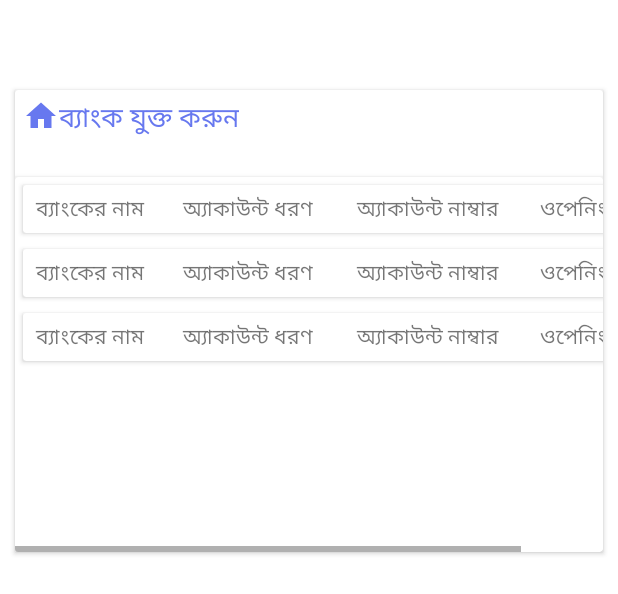
After one commit to msrkms/OStore, an Android app: the layout fragment_add_bank_see_balance.xml on its own in the app's theme, with its tools: preview values and no code run, on a phone screen of 412 x 824 dp. The commit adds this screen. Shown: the top 594 px of the screen. Run offline under Robolectric (Android 15) with nearby library versions, the phone set to English and light mode, and no system bars.

Commit message:
fragment AddBank and SeeBalance UI Completed!!! used some local arraylist to show data in recyclerView and for spinner

```diff
--- a/app/src/main/java/com/atlassoftwarepark/ostore/AdminDashboard.java
+++ b/app/src/main/java/com/atlassoftwarepark/ostore/AdminDashboard.java
@@ -173,6 +173,10 @@ public class AdminDashboard extends AppCompatActivity implements AdapterView.OnI
             case R.id.nav_borrow:
                 getSupportFragmentManager().beginTransaction().replace(R.id.fragmentContainer,new LoanFragment()).commit();
                 break;
+
+            case R.id.nav_bank:
+                getSupportFragmentManager().beginTransaction().replace(R.id.fragmentContainer,new AddBankSeeBalanceFragment()).commit();
+                break;
         }
         drawerLayoutDashboard.closeDrawer(GravityCompat.START);
         return true;
--- /dev/null
+++ b/app/src/main/res/drawable/ic_baseline_home_24.xml
@@ -0,0 +1,10 @@
+<vector xmlns:android="http://schemas.android.com/apk/res/android"
+    android:width="24dp"
+    android:height="24dp"
+    android:viewportWidth="24"
+    android:viewportHeight="24"
+    android:tint="@color/colorPrimary">
+  <path
+      android:fillColor="@android:color/white"
+      android:pathData="M10,20v-6h4v6h5v-8h3L12,3 2,12h3v8z"/>
+</vector>
--- /dev/null
+++ b/app/src/main/res/layout/fragment_add_bank_see_balance.xml
@@ -0,0 +1,86 @@
+<?xml version="1.0" encoding="utf-8"?>
+<ScrollView xmlns:android="http://schemas.android.com/apk/res/android"
+    xmlns:app="http://schemas.android.com/apk/res-auto"
+    xmlns:tools="http://schemas.android.com/tools"
+    android:layout_width="match_parent"
+    android:layout_height="match_parent"
+    tools:context=".AddBankSeeBalanceFragment">
+
+    <androidx.constraintlayout.widget.ConstraintLayout
+        android:id="@+id/container"
+        android:layout_width="match_parent"
+        android:layout_height="match_parent"
+        android:layout_marginTop="50dp">
+
+        <androidx.cardview.widget.CardView
+            android:layout_width="match_parent"
+            android:layout_height="wrap_content"
+            android:layout_margin="10dp"
+            app:layout_constraintBottom_toBottomOf="parent"
+            app:layout_constraintEnd_toEndOf="parent"
+            app:layout_constraintHorizontal_bias="0.473"
+            app:layout_constraintStart_toStartOf="parent"
+            app:layout_constraintTop_toTopOf="parent"
+            app:layout_constraintVertical_bias="0.15">
+
+            <LinearLayout
+                android:layout_width="match_parent"
+                android:layout_height="wrap_content"
+                android:orientation="vertical"
+                tools:layout_editor_absoluteX="13dp"
+                tools:layout_editor_absoluteY="58dp">
+
+                <LinearLayout
+                    android:id="@+id/layoutAddBankBalance"
+                    android:layout_width="match_parent"
+                    android:layout_height="wrap_content"
+                    android:orientation="horizontal"
+                    android:padding="5dp">
+
+                    <ImageView
+                        android:layout_width="wrap_content"
+                        android:layout_height="wrap_content"
+                        android:src="@drawable/ic_baseline_home_24" />
+
+                    <com.google.android.material.textview.MaterialTextView
+                        android:id="@+id/textViewAddBorrow"
+                        android:layout_width="wrap_content"
+                        android:layout_height="wrap_content"
+                        android:text="@string/addBank"
+                        android:textColor="@color/colorPrimary"
+                        android:textSize="18sp" />
+
+                </LinearLayout>
+
+
+                <androidx.cardview.widget.CardView
+                    android:layout_width="match_parent"
+                    android:layout_height="wrap_content"
+                    android:layout_marginTop="20dp">
+
+                    <HorizontalScrollView
+                        android:layout_width="match_parent"
+                        android:layout_height="wrap_content">
+
+                        <androidx.recyclerview.widget.RecyclerView
+
+                            android:id="@+id/recyclerBankBalance"
+                            android:layout_width="match_parent"
+                            android:layout_height="250dp"
+                            tools:listitem="@layout/see_bank_balance_custom_list" />
+
+
+                    </HorizontalScrollView>
+
+
+                </androidx.cardview.widget.CardView>
+
+
+            </LinearLayout>
+
+
+        </androidx.cardview.widget.CardView>
+
+    </androidx.constraintlayout.widget.ConstraintLayout>
+
+</ScrollView>
--- /dev/null
+++ b/app/src/main/res/layout/see_bank_balance_custom_list.xml
@@ -0,0 +1,61 @@
+<?xml version="1.0" encoding="utf-8"?>
+<androidx.constraintlayout.widget.ConstraintLayout xmlns:android="http://schemas.android.com/apk/res/android"
+    android:layout_width="match_parent"
+    android:layout_height="wrap_content"
+    xmlns:app="http://schemas.android.com/apk/res-auto">
+
+    <androidx.cardview.widget.CardView
+
+        android:layout_width="match_parent"
+        android:layout_height="wrap_content"
+        android:layout_margin="5dp"
+        android:layout_marginStart="4dp"
+        app:layout_constraintBottom_toBottomOf="parent"
+        app:layout_constraintStart_toStartOf="parent"
+        app:layout_constraintTop_toTopOf="parent"
+        app:layout_constraintVertical_bias="0.084">
+
+        <LinearLayout
+            android:layout_width="match_parent"
+            android:layout_height="wrap_content"
+            android:orientation="horizontal"
+            android:gravity="center_horizontal"
+            >
+
+            <TextView
+                android:id="@+id/bankName"
+                android:padding="5dp"
+                android:layout_width="90dp"
+                android:layout_height="wrap_content"
+                android:gravity="center"
+                android:text="@string/bankName"/>
+            <TextView
+                android:id="@+id/accType"
+                android:padding="5dp"
+                android:layout_width="120dp"
+                android:layout_height="wrap_content"
+                android:gravity="center"
+                android:text="@string/accountType"/>
+            <TextView
+                android:id="@+id/accNumber"
+                android:padding="5dp"
+                android:layout_width="120dp"
+                android:layout_height="wrap_content"
+                android:gravity="center"
+                android:text="@string/accountNumber"/>
+            <TextView
+                android:id="@+id/openingBalance"
+                android:padding="5dp"
+                android:layout_width="120dp"
+                android:layout_height="wrap_content"
+                android:gravity="center"
+                android:text="@string/openingBalance"/>
+
+
+
+        </LinearLayout>
+
+
+    </androidx.cardview.widget.CardView>
+
+</androidx.constraintlayout.widget.ConstraintLayout>
--- a/app/src/main/res/values/strings.xml
+++ b/app/src/main/res/values/strings.xml
@@ -65,6 +65,12 @@
     <string name="loanAction">অ্যাকশন</string>
 
     <string name="addBorrow">ধার-দেনা যুক্ত করুন</string>
+    <string name="addBank">ব্যাংক যুক্ত করুন</string>
+
+    <string name="bankName">ব্যাংকের নাম</string>
+    <string name="accountType">অ্যাকাউন্ট ধরণ</string>
+    <string name="accountNumber">অ্যাকাউন্ট নাম্বার</string>
+    <string name="openingBalance">ওপেনিং ব্যালেন্স</string>
 
     <string name="navigation_drawer_open">Open navigation drawer</string>
     <string name="navigation_drawer_close">Close navigation drawer</string>
```
Also changed, not shown: app/src/main/java/com/atlassoftwarepark/ostore/AddBankSeeBalanceFragment.java (added, +156 -0 lines), app/src/main/java/com/atlassoftwarepark/ostore/Adepter/BankItem.java (added, +41 -0 lines), app/src/main/java/com/atlassoftwarepark/ostore/Adepter/RecyclerViewBankAdapter.java (added, +57 -0 lines), app/src/main/res/layout/add_bank_balance.xml (added, +148 -0 lines).
